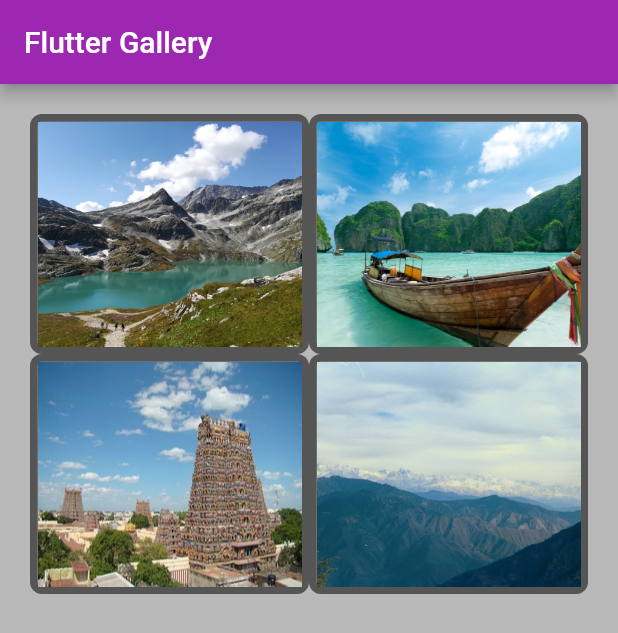
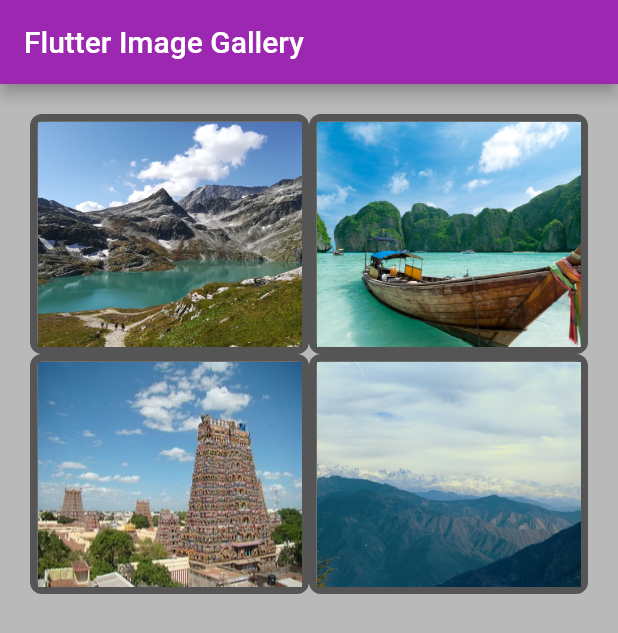
Before and after one commit to varadmondkar/flutter_image_gallery, a Flutter app: the screen it shows after launch, on a phone screen of 412 x 824 dp. Shown: the top 633 px of the screen. Run offline on Flutter 3.47's test engine with Material 2 defaults, Android fonts, the phone set to English and light mode, and no system bars.

Commit message:
Change title name

```diff
--- a/lib/main.dart
+++ b/lib/main.dart
@@ -95,7 +95,7 @@ class _MyMainPageState extends State<MyMainPage> {
   Scaffold createGalleryScaffold() {
     return Scaffold(
         appBar: AppBar(
-          title: Text('Flutter Gallery'),
+          title: Text('Flutter Image Gallery'),
         ),
         body: createSquaredContainer());
   }
```
